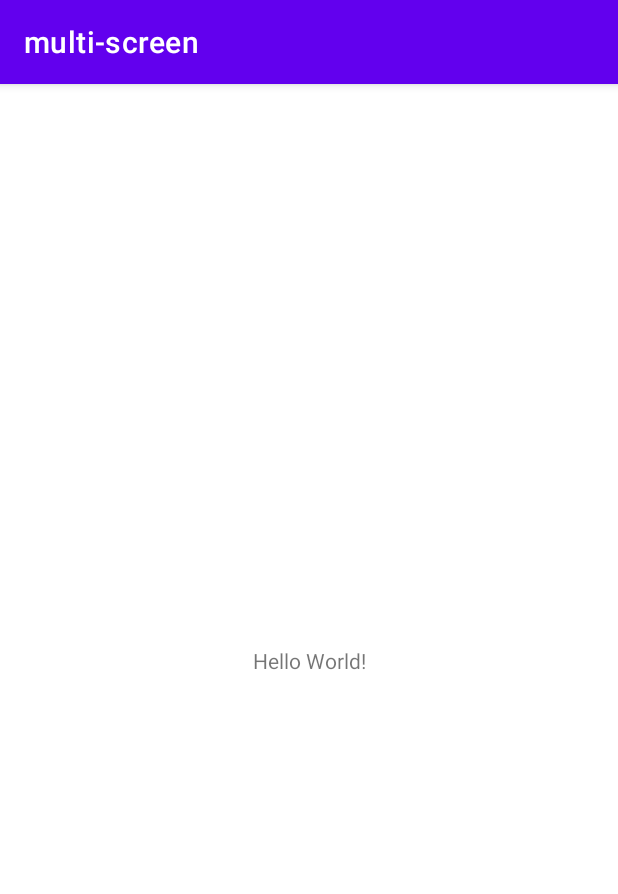
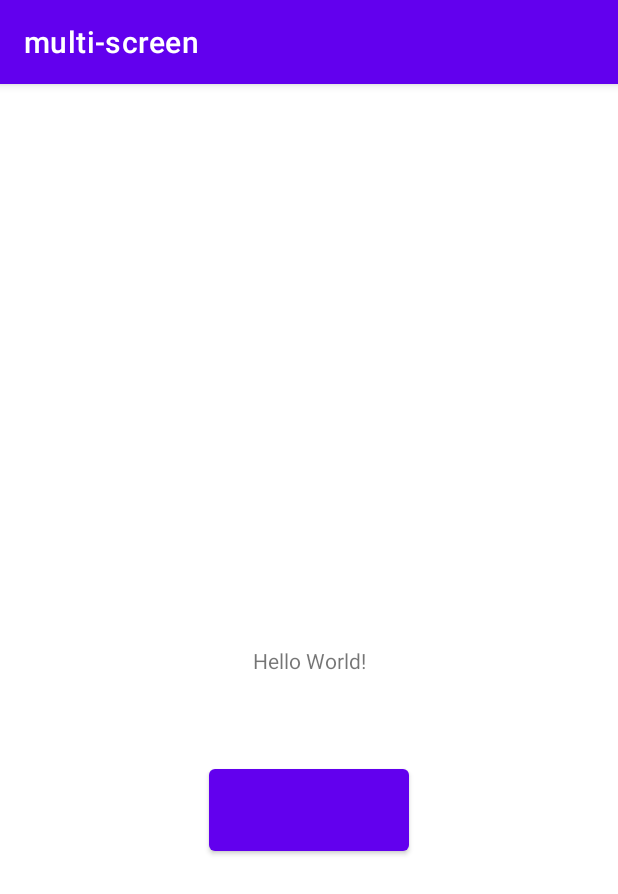
Before and after one commit to llasurd1/multi-screen, an Android app: the screen it shows after launch (MainActivity), on a phone screen of 412 x 824 dp. Shown: the top 894 px of the screen. Run offline under Robolectric (Android 15) with nearby library versions, the phone set to English and light mode, and no system bars.

Commit message:
first commit

```diff
--- a/app/src/main/AndroidManifest.xml
+++ b/app/src/main/AndroidManifest.xml
@@ -9,6 +9,7 @@
         android:roundIcon="@mipmap/ic_launcher_round"
         android:supportsRtl="true"
         android:theme="@style/Theme.Multiscreen">
+        <activity android:name=".Activity2"></activity>
         <activity android:name=".MainActivity">
             <intent-filter>
                 <action android:name="android.intent.action.MAIN" />
--- a/app/src/main/java/com/example/multi_screen/MainActivity.java
+++ b/app/src/main/java/com/example/multi_screen/MainActivity.java
@@ -2,13 +2,22 @@ package com.example.multi_screen;
 
 import androidx.appcompat.app.AppCompatActivity;
 
+import android.content.Intent;
 import android.os.Bundle;
+import android.view.View;
+import android.widget.Button;
 
 public class MainActivity extends AppCompatActivity {
 
+    Button act_button;
     @Override
     protected void onCreate(Bundle savedInstanceState) {
         super.onCreate(savedInstanceState);
         setContentView(R.layout.activity_main);
+        act_button = findViewById(R.id.act_button);
+    }
+    public void switch_activites(View view) {
+        Intent act_action =  new Intent(this, Activity2.class);
+        startActivity(act_action);
     }
 }
--- a/app/src/main/res/layout/activity_main.xml
+++ b/app/src/main/res/layout/activity_main.xml
@@ -15,4 +15,15 @@
         app:layout_constraintRight_toRightOf="parent"
         app:layout_constraintTop_toTopOf="parent" />
 
+    <Button
+        android:layout_width="200px"
+        android:layout_height="100px"
+        app:layout_constraintBottom_toBottomOf="parent"
+        app:layout_constraintLeft_toLeftOf="parent"
+        app:layout_constraintRight_toRightOf="parent"
+        app:layout_constraintTop_toTopOf="parent"
+        android:id = "@+id/act_button"
+        android:layout_marginTop = "300px"
+        android:onClick="switch_activites"/>
+
 </androidx.constraintlayout.widget.ConstraintLayout>
```
Also changed, not shown: app/src/main/java/com/example/multi_screen/Activity2.java (added, +14 -0 lines), app/src/main/res/layout/activity_2.xml (added, +16 -0 lines).
